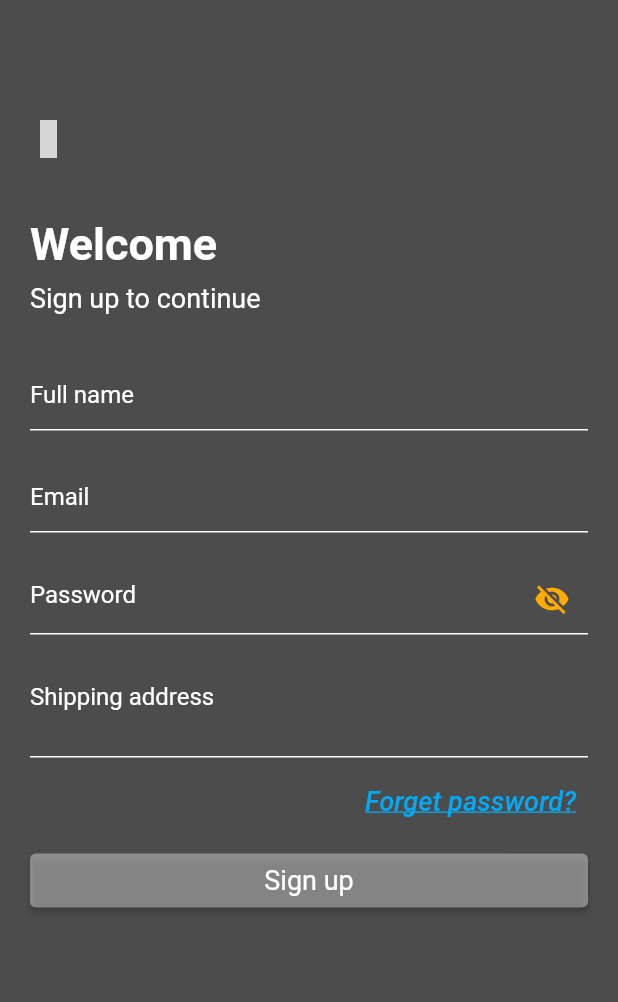
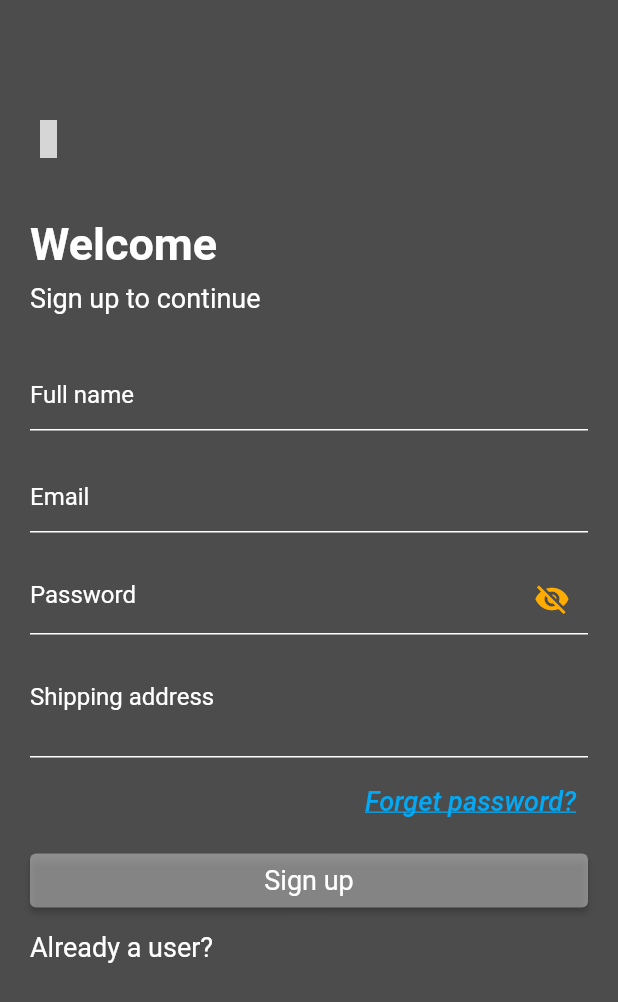
Before and after one commit to Devsaci/grocery_app_hadi_v2, a Flutter app: the RegisterScreen screen opened by its route, on a phone screen of 412 x 824 dp. Shown: the top 1002 px of the screen. Run offline on Flutter 3.47's test engine with Material 2 defaults, Android fonts, the phone set to English and light mode, and no system bars; drawn by our look-alikes of card_swiper; our stand-ins replace fancy_shimmer_image, flutter_iconly, shared_preferences; accounts and stored records are empty; grey boxes are pictures that could not be loaded.

Commit message:
RichText Already a user

```diff
--- a/lib/screens/auth/register.dart
+++ b/lib/screens/auth/register.dart
@@ -265,9 +265,21 @@ class _RegisterScreenState extends State<RegisterScreen> {
                   ),
                   const SizedBox(height: 5.0),
                   AuthButton(
-                    fct: () {},
+                    fct: () {
+                      _submitFormOnRegister();
+                    },
                     buttonText: 'Sign up',
-                  )
+                  ),
+                  const SizedBox(height: 10),
+                  RichText(
+                    text: const TextSpan(
+                      text: 'Already a user?',
+                      style: TextStyle(
+                        color: Colors.white,
+                        fontSize: 18,
+                      ),
+                    ),
+                  ),
                 ],
               ),
             ),
```
